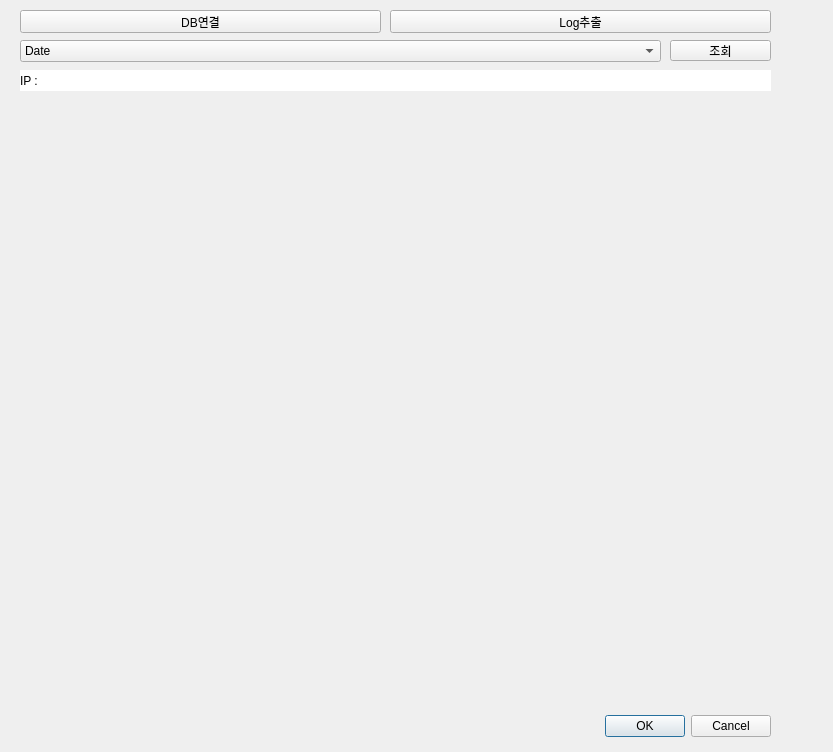
The window that PACS.ui (jamemanionda/2023_skku_medical) describes before a commit, drawn with Qt 5.
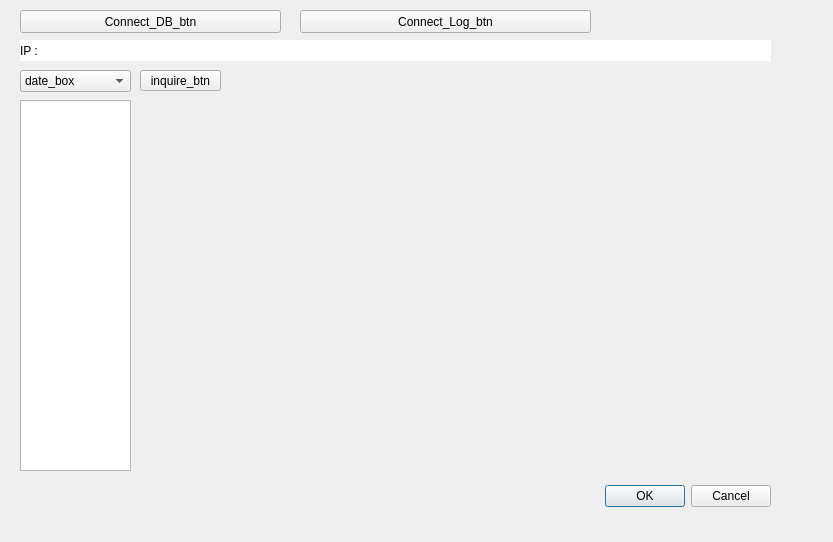
The same window after the commit.

The edit to the form file:
```diff
--- a/PACS.ui
+++ b/PACS.ui
@@ -7,7 +7,7 @@
     <x>0</x>
     <y>0</y>
     <width>833</width>
-    <height>752</height>
+    <height>542</height>
    </rect>
   </property>
   <property name="windowTitle">
@@ -17,7 +17,7 @@
    <property name="geometry">
     <rect>
      <x>430</x>
-     <y>710</y>
+     <y>480</y>
      <width>341</width>
      <height>32</height>
     </rect>
@@ -29,13 +29,23 @@
     <set>QDialogButtonBox::Cancel|QDialogButtonBox::Ok</set>
    </property>
   </widget>
+  <widget class="QListView" name="listView">
+   <property name="geometry">
+    <rect>
+     <x>20</x>
+     <y>100</y>
+     <width>111</width>
+     <height>371</height>
+    </rect>
+   </property>
+  </widget>
   <widget class="QWidget" name="verticalLayoutWidget">
    <property name="geometry">
     <rect>
-     <x>30</x>
+     <x>150</x>
      <y>100</y>
-     <width>741</width>
-     <height>271</height>
+     <width>621</width>
+     <height>171</height>
     </rect>
    </property>
    <layout class="QVBoxLayout" name="verticalLayout"/>
@@ -43,10 +53,10 @@
   <widget class="QWidget" name="verticalLayoutWidget_2">
    <property name="geometry">
     <rect>
-     <x>30</x>
-     <y>390</y>
-     <width>741</width>
-     <height>301</height>
+     <x>150</x>
+     <y>280</y>
+     <width>621</width>
+     <height>191</height>
     </rect>
    </property>
    <layout class="QVBoxLayout" name="verticalLayout_2"/>
@@ -55,22 +65,61 @@
    <property name="geometry">
     <rect>
      <x>20</x>
-     <y>40</y>
-     <width>641</width>
+     <y>70</y>
+     <width>111</width>
      <height>22</height>
     </rect>
    </property>
    <item>
     <property name="text">
-     <string>Date</string>
+     <string>date_box</string>
     </property>
    </item>
   </widget>
+  <widget class="QPushButton" name="inquire_btn">
+   <property name="geometry">
+    <rect>
+     <x>140</x>
+     <y>70</y>
+     <width>81</width>
+     <height>21</height>
+    </rect>
+   </property>
+   <property name="text">
+    <string>inquire_btn</string>
+   </property>
+  </widget>
+  <widget class="QPushButton" name="pushButton_2">
+   <property name="geometry">
+    <rect>
+     <x>20</x>
+     <y>10</y>
+     <width>261</width>
+     <height>23</height>
+    </rect>
+   </property>
+   <property name="text">
+    <string>Connect_DB_btn</string>
+   </property>
+  </widget>
+  <widget class="QPushButton" name="Connect_Log_btn">
+   <property name="geometry">
+    <rect>
+     <x>300</x>
+     <y>10</y>
+     <width>291</width>
+     <height>23</height>
+    </rect>
+   </property>
+   <property name="text">
+    <string>Connect_Log_btn</string>
+   </property>
+  </widget>
   <widget class="QLabel" name="label">
    <property name="geometry">
     <rect>
      <x>20</x>
-     <y>70</y>
+     <y>40</y>
      <width>751</width>
      <height>21</height>
     </rect>
@@ -82,45 +131,6 @@
     <string>IP : </string>
    </property>
   </widget>
-  <widget class="QPushButton" name="pushButton">
-   <property name="geometry">
-    <rect>
-     <x>670</x>
-     <y>40</y>
-     <width>101</width>
-     <height>21</height>
-    </rect>
-   </property>
-   <property name="text">
-    <string>조회</string>
-   </property>
-  </widget>
-  <widget class="QPushButton" name="pushButton_2">
-   <property name="geometry">
-    <rect>
-     <x>20</x>
-     <y>10</y>
-     <width>361</width>
-     <height>23</height>
-    </rect>
-   </property>
-   <property name="text">
-    <string>DB연결</string>
-   </property>
-  </widget>
-  <widget class="QPushButton" name="pushButton_3">
-   <property name="geometry">
-    <rect>
-     <x>390</x>
-     <y>10</y>
-     <width>381</width>
-     <height>23</height>
-    </rect>
-   </property>
-   <property name="text">
-    <string>Log추출</string>
-   </property>
-  </widget>
  </widget>
  <resources/>
  <connections>
```
Left out of the diff: 2 changed lines with no effect on the pictures.
